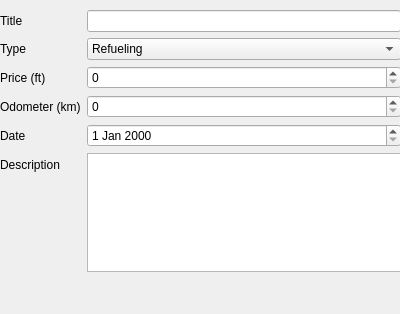
Old version of the form entrydialog.ui in the repository Adesz88/CarManager.
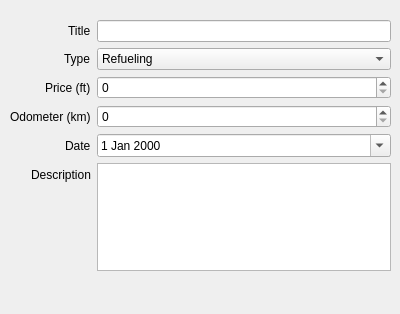
New version of the form.

Diff of the .ui file:
```diff
--- a/entrydialog.ui
+++ b/entrydialog.ui
@@ -25,9 +25,6 @@
    <property name="orientation">
     <enum>Qt::Horizontal</enum>
    </property>
-   <property name="standardButtons">
-    <set>QDialogButtonBox::NoButton</set>
-   </property>
    <property name="centerButtons">
     <bool>true</bool>
    </property>
@@ -35,13 +32,19 @@
   <widget class="QWidget" name="formLayoutWidget">
    <property name="geometry">
     <rect>
-     <x>0</x>
-     <y>10</y>
-     <width>401</width>
-     <height>262</height>
+     <x>10</x>
+     <y>20</y>
+     <width>381</width>
+     <height>251</height>
     </rect>
    </property>
    <layout class="QFormLayout" name="formLayout">
+    <property name="fieldGrowthPolicy">
+     <enum>QFormLayout::ExpandingFieldsGrow</enum>
+    </property>
+    <property name="labelAlignment">
+     <set>Qt::AlignRight|Qt::AlignTrailing|Qt::AlignVCenter</set>
+    </property>
     <item row="0" column="0">
      <widget class="QLabel" name="titleLabel">
       <property name="text">
@@ -49,6 +52,9 @@
       </property>
      </widget>
     </item>
+    <item row="0" column="1">
+     <widget class="QLineEdit" name="titleLineEdit"/>
+    </item>
     <item row="1" column="0">
      <widget class="QLabel" name="typeLabel">
       <property name="text">
@@ -58,6 +64,12 @@
     </item>
     <item row="1" column="1">
      <widget class="QComboBox" name="typeComboBox">
+      <property name="sizePolicy">
+       <sizepolicy hsizetype="Expanding" vsizetype="Fixed">
+        <horstretch>0</horstretch>
+        <verstretch>0</verstretch>
+       </sizepolicy>
+      </property>
       <item>
        <property name="text">
         <string>Refueling</string>
@@ -65,7 +77,37 @@
       </item>
       <item>
        <property name="text">
-        <string>Oil change</string>
+        <string>Parking</string>
+       </property>
+      </item>
+      <item>
+       <property name="text">
+        <string>Car wash</string>
+       </property>
+      </item>
+      <item>
+       <property name="text">
+        <string>Service</string>
+       </property>
+      </item>
+      <item>
+       <property name="text">
+        <string>Fine</string>
+       </property>
+      </item>
+      <item>
+       <property name="text">
+        <string>Insurance</string>
+       </property>
+      </item>
+      <item>
+       <property name="text">
+        <string>Tax</string>
+       </property>
+      </item>
+      <item>
+       <property name="text">
+        <string>Toll</string>
        </property>
       </item>
      </widget>
@@ -79,6 +121,12 @@
     </item>
     <item row="2" column="1">
      <widget class="QSpinBox" name="priceSpinBox">
+      <property name="sizePolicy">
+       <sizepolicy hsizetype="Expanding" vsizetype="Fixed">
+        <horstretch>0</horstretch>
+        <verstretch>0</verstretch>
+       </sizepolicy>
+      </property>
       <property name="maximum">
        <number>9999999</number>
       </property>
@@ -93,6 +141,12 @@
     </item>
     <item row="3" column="1">
      <widget class="QSpinBox" name="odometerSpinBox">
+      <property name="sizePolicy">
+       <sizepolicy hsizetype="Expanding" vsizetype="Fixed">
+        <horstretch>0</horstretch>
+        <verstretch>0</verstretch>
+       </sizepolicy>
+      </property>
       <property name="maximum">
        <number>9999999</number>
       </property>
@@ -106,7 +160,17 @@
      </widget>
     </item>
     <item row="4" column="1">
-     <widget class="QDateEdit" name="dateDateEdit"/>
+     <widget class="QDateEdit" name="dateDateEdit">
+      <property name="sizePolicy">
+       <sizepolicy hsizetype="Expanding" vsizetype="Fixed">
+        <horstretch>0</horstretch>
+        <verstretch>0</verstretch>
+       </sizepolicy>
+      </property>
+      <property name="calendarPopup">
+       <bool>true</bool>
+      </property>
+     </widget>
     </item>
     <item row="5" column="0">
      <widget class="QLabel" name="descriptionLabel">
@@ -116,10 +180,14 @@
      </widget>
     </item>
     <item row="5" column="1">
-     <widget class="QPlainTextEdit" name="descriptionTextEdit"/>
-    </item>
-    <item row="0" column="1">
-     <widget class="QLineEdit" name="titleLineEdit"/>
+     <widget class="QPlainTextEdit" name="descriptionTextEdit">
+      <property name="sizePolicy">
+       <sizepolicy hsizetype="Expanding" vsizetype="Fixed">
+        <horstretch>0</horstretch>
+        <verstretch>0</verstretch>
+       </sizepolicy>
+      </property>
+     </widget>
     </item>
    </layout>
   </widget>
```
